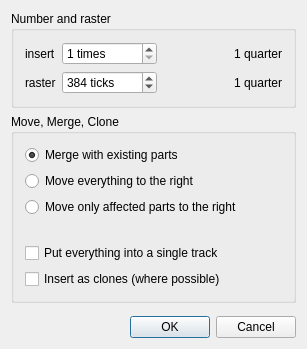
emrum/muse, file muse3/muse/components/pastedialogbase.ui: the form before one commit.
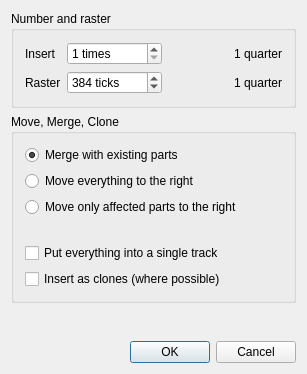
The form after the commit.

What changed in the file:
```diff
--- a/muse3/muse/components/pastedialogbase.ui
+++ b/muse3/muse/components/pastedialogbase.ui
@@ -7,7 +7,7 @@
     <x>0</x>
     <y>0</y>
     <width>307</width>
-    <height>349</height>
+    <height>374</height>
    </rect>
   </property>
   <property name="windowTitle">
@@ -31,7 +31,7 @@
         <item row="0" column="0">
          <widget class="QLabel" name="label">
           <property name="text">
-           <string>insert</string>
+           <string>Insert</string>
           </property>
          </widget>
         </item>
@@ -51,7 +51,7 @@
         <item row="1" column="0">
          <widget class="QLabel" name="label_3">
           <property name="text">
-           <string>raster</string>
+           <string>Raster</string>
           </property>
          </widget>
         </item>
```
Left out of the diff: 22 changed lines with no effect on the pictures.
